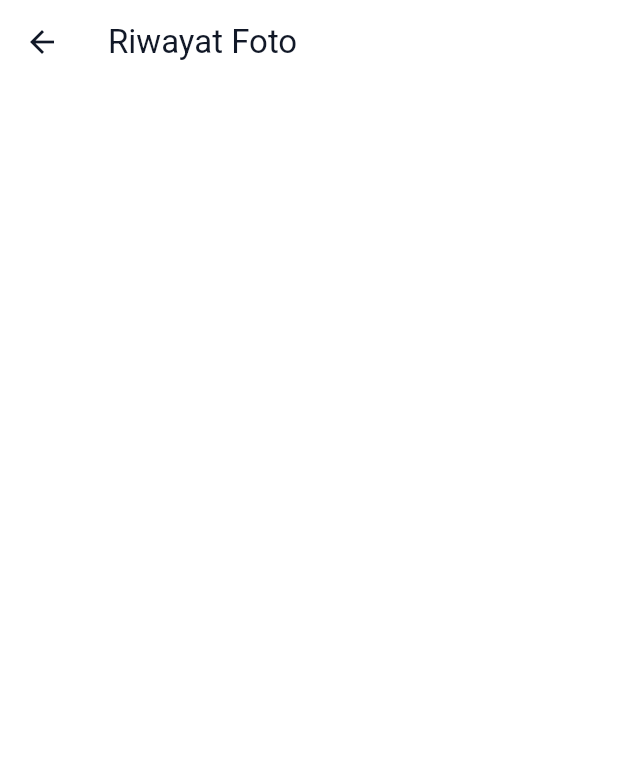
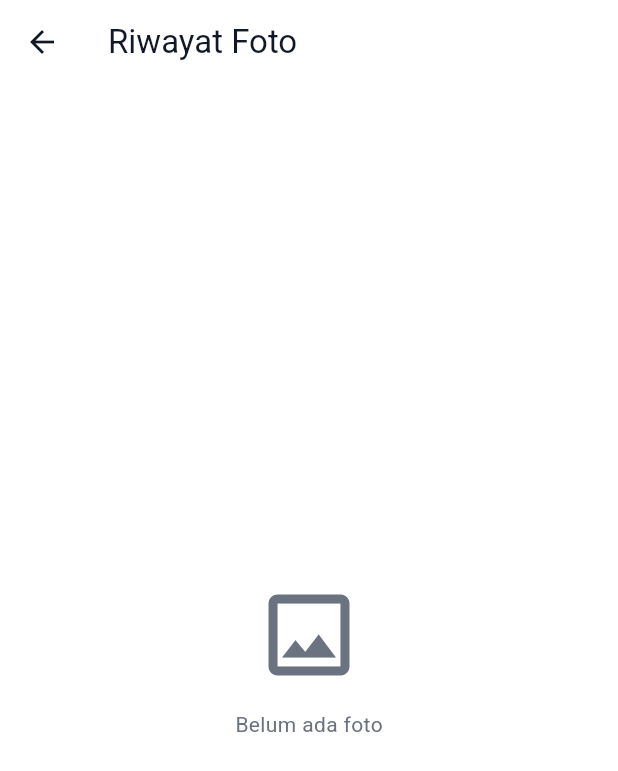
Before and after one commit to alfarabiki/Time-Tracks, a Flutter app: the screen it shows after launch, item 2 of the bottom bar chosen, after a tap on the "tune" icon, after a tap on the "photo library" icon, on a phone screen of 412 x 824 dp. Shown: the top 771 px of the screen. Run offline on Flutter 3.47's test engine with Material 3 defaults, Android fonts, the phone set to English and light mode, and no system bars; our stand-ins replace camera, device_info_plus, flutter_map, geocoding, geolocator, image_picker and 6 more; missing offline and left inert: gal; accounts and stored records are empty; network calls fail; statements that could not run were skipped.

Commit message:
fix: kontras teks untuk tema terang (hindari putih di atas putih)

```diff
--- a/lib/screens/history/history_screen.dart
+++ b/lib/screens/history/history_screen.dart
@@ -64,10 +64,10 @@ class _HistoryScreenState extends State<HistoryScreen> {
       child: Column(
         mainAxisSize: MainAxisSize.min,
         children: [
-          const Icon(Icons.photo_outlined, size: 72, color: Colors.white24),
+          const Icon(Icons.photo_outlined, size: 72, color: AppTheme.textSecondary),
           const SizedBox(height: 14),
-          Text('Belum ada foto',
-              style: TextStyle(color: Colors.white.withOpacity(0.7))),
+          const Text('Belum ada foto',
+              style: TextStyle(color: AppTheme.textSecondary)),
         ],
       ),
     );
@@ -113,7 +113,7 @@ class _HistoryScreenState extends State<HistoryScreen> {
                     Text(
                       FormatUtils.shortDate(r.timestamp),
                       style: const TextStyle(
-                          fontWeight: FontWeight.w600, color: Colors.white),
+                          fontWeight: FontWeight.w600, color: AppTheme.textPrimary),
                     ),
                     const SizedBox(height: 4),
                     Text(
@@ -122,8 +122,8 @@ class _HistoryScreenState extends State<HistoryScreen> {
                           : FormatUtils.coordinates(r.latitude, r.longitude),
                       maxLines: 2,
                       overflow: TextOverflow.ellipsis,
-                      style: TextStyle(
-                          color: Colors.white.withOpacity(0.6),
+                      style: const TextStyle(
+                          color: AppTheme.textSecondary,
                           fontSize: 12),
                     ),
                     const SizedBox(height: 4),
@@ -139,7 +139,7 @@ class _HistoryScreenState extends State<HistoryScreen> {
                   ],
                 ),
               ),
-              const Icon(Icons.chevron_right, color: Colors.white38),
+              const Icon(Icons.chevron_right, color: AppTheme.textSecondary),
             ],
           ),
         ),
--- a/lib/screens/history/photo_detail_screen.dart
+++ b/lib/screens/history/photo_detail_screen.dart
@@ -104,13 +104,13 @@ class PhotoDetailScreen extends StatelessWidget {
               crossAxisAlignment: CrossAxisAlignment.start,
               children: [
                 Text(label,
-                    style: TextStyle(
-                        color: Colors.white.withOpacity(0.55),
+                    style: const TextStyle(
+                        color: AppTheme.textSecondary,
                         fontSize: 12)),
                 const SizedBox(height: 2),
                 SelectableText(
                   value,
-                  style: const TextStyle(color: Colors.white, height: 1.35),
+                  style: const TextStyle(color: AppTheme.textPrimary, height: 1.35),
                 ),
               ],
             ),
--- a/lib/screens/settings/settings_screen.dart
+++ b/lib/screens/settings/settings_screen.dart
@@ -129,7 +129,7 @@ class _SettingsScreenState extends State<SettingsScreen> {
 
           const SizedBox(height: 24),
           ListTile(
-            leading: const Icon(Icons.article_outlined, color: Colors.white70),
+            leading: const Icon(Icons.article_outlined, color: AppTheme.textSecondary),
             title: const Text('Lihat Log Internal'),
             subtitle: const Text('Riwayat aktivitas 30 hari (troubleshooting)'),
             onTap: _showLogs,
@@ -254,7 +254,7 @@ class _SettingsScreenState extends State<SettingsScreen> {
             style: TextStyle(
               fontFamily: f,
               fontSize: 16,
-              color: selected ? Colors.black : Colors.white,
+              color: selected ? Colors.black : AppTheme.textPrimary,
               fontWeight: FontWeight.w600,
             ),
           ),
@@ -282,7 +282,7 @@ class _SettingsScreenState extends State<SettingsScreen> {
     return TextField(
       controller: c,
       onChanged: onChanged,
-      style: const TextStyle(color: Colors.white),
+      style: const TextStyle(color: AppTheme.textPrimary),
       decoration: InputDecoration(
         hintText: hint,
         filled: true,
--- a/lib/screens/splash/splash_screen.dart
+++ b/lib/screens/splash/splash_screen.dart
@@ -43,9 +43,9 @@ class _SplashScreenState extends State<SplashScreen> {
               ),
             ),
             const SizedBox(height: 20),
-            Text(
+            const Text(
               'Bukti foto terverifikasi',
-              style: TextStyle(color: Colors.white.withOpacity(0.6)),
+              style: TextStyle(color: AppTheme.textSecondary),
             ),
             const SizedBox(height: 32),
             const SizedBox(
```
Also changed, not shown: lib/screens/map_picker/map_picker_screen.dart (+6 -6 lines), lib/screens/preview/preview_screen.dart (+4 -4 lines).
